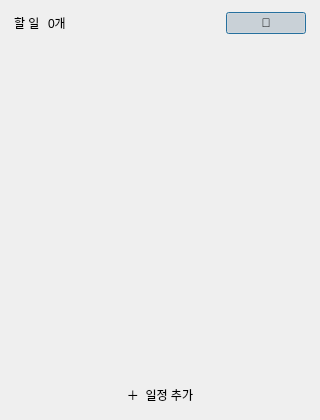
Before: the Qt Designer form src/todolist/ui/main_window.ui in sleimneer-cloud/todolist, drawn with Qt 5.
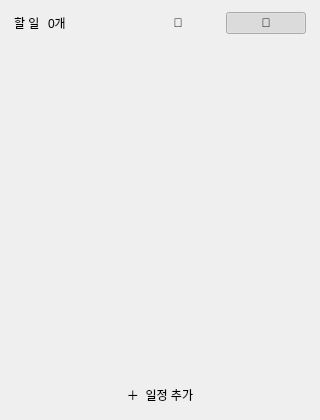
After: the same form once the commit is applied.

What changed in the file:
```diff
--- a/src/todolist/ui/main_window.ui
+++ b/src/todolist/ui/main_window.ui
@@ -67,6 +67,22 @@
        </property>
       </spacer>
      </item>
+     <item>
+      <widget class="QPushButton" name="report_button">
+       <property name="cursor">
+        <cursorShape>PointingHandCursor</cursorShape>
+       </property>
+       <property name="text">
+        <string>📄</string>
+       </property>
+       <property name="flat">
+        <bool>true</bool>
+       </property>
+       <property name="toolTip">
+        <string>이번 주 업무일지 생성</string>
+       </property>
+      </widget>
+     </item>
      <item>
       <widget class="QPushButton" name="pin_button">
        <property name="cursor">
```
